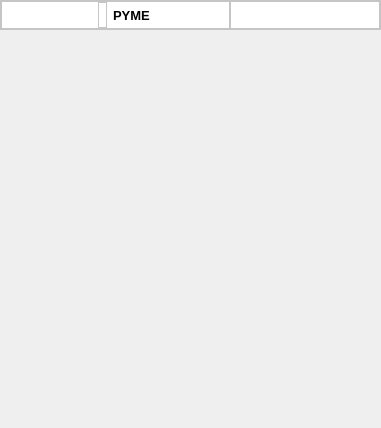
Old version of the form Frontend/add_branch_and_product.ui in the repository XxDdUu/DACS01.
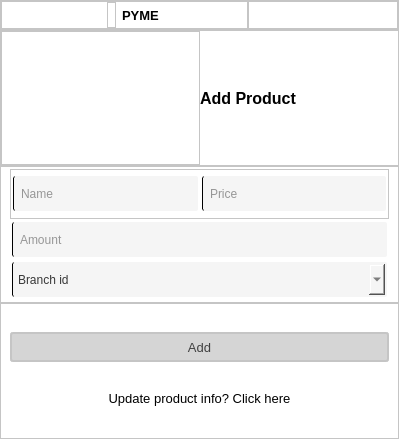
New version of the form. The open tabs and pages were chosen to show the change. Icons and pictures are not drawn. Custom widgets are drawn as their Qt base class.

The edit to the form file:
```diff
--- a/Frontend/add_branch_and_product.ui
+++ b/Frontend/add_branch_and_product.ui
@@ -6,8 +6,8 @@
    <rect>
     <x>0</x>
     <y>0</y>
-    <width>381</width>
-    <height>428</height>
+    <width>399</width>
+    <height>439</height>
    </rect>
   </property>
   <property name="windowTitle">
@@ -767,7 +767,469 @@
        </item>
       </layout>
      </widget>
-     <widget class="QWidget" name="manage_product"/>
+     <widget class="QWidget" name="manage_product">
+      <property name="styleSheet">
+       <string notr="true">#manage_product {
+	background-color: rgb(255, 255, 255);
+}
+QFrame {
+	background-color: rgb(255, 255, 255);
+}</string>
+      </property>
+      <layout class="QVBoxLayout" name="verticalLayout_8">
+       <property name="spacing">
+        <number>0</number>
+       </property>
+       <property name="leftMargin">
+        <number>0</number>
+       </property>
+       <property name="topMargin">
+        <number>0</number>
+       </property>
+       <property name="rightMargin">
+        <number>0</number>
+       </property>
+       <property name="bottomMargin">
+        <number>0</number>
+       </property>
+       <item>
+        <widget class="QFrame" name="main_product_logo_frame">
+         <property name="styleSheet">
+          <string notr="true">#Manage_branch_info_label {
+	font-weight: bold;
+	color: rgb(0, 0, 0);
+	padding: 10px;
+}</string>
+         </property>
+         <property name="frameShape">
+          <enum>QFrame::StyledPanel</enum>
+         </property>
+         <property name="frameShadow">
+          <enum>QFrame::Raised</enum>
+         </property>
+         <layout class="QHBoxLayout" name="horizontalLayout_6">
+          <property name="spacing">
+           <number>0</number>
+          </property>
+          <property name="leftMargin">
+           <number>0</number>
+          </property>
+          <property name="topMargin">
+           <number>0</number>
+          </property>
+          <property name="rightMargin">
+           <number>0</number>
+          </property>
+          <property name="bottomMargin">
+           <number>0</number>
+          </property>
+          <item>
+           <widget class="QFrame" name="main_product_logo_label">
+            <property name="maximumSize">
+             <size>
+              <width>16777215</width>
+              <height>16777201</height>
+             </size>
+            </property>
+            <property name="styleSheet">
+             <string notr="true">#main_branch_logo {
+	background-color: rgb(210, 210, 210);
+	border-radius: 50px;
+}</string>
+            </property>
+            <property name="frameShape">
+             <enum>QFrame::StyledPanel</enum>
+            </property>
+            <property name="frameShadow">
+             <enum>QFrame::Raised</enum>
+            </property>
+            <layout class="QHBoxLayout" name="horizontalLayout_9">
+             <property name="spacing">
+              <number>0</number>
+             </property>
+             <property name="leftMargin">
+              <number>45</number>
+             </property>
+             <property name="topMargin">
+              <number>0</number>
+             </property>
+             <property name="rightMargin">
+              <number>0</number>
+             </property>
+             <property name="bottomMargin">
+              <number>0</number>
+             </property>
+             <item>
+              <widget class="QLabel" name="main_product_logo">
+               <property name="minimumSize">
+                <size>
+                 <width>60</width>
+                 <height>60</height>
+                </size>
+               </property>
+               <property name="maximumSize">
+                <size>
+                 <width>100</width>
+                 <height>100</height>
+                </size>
+               </property>
+               <property name="font">
+                <font>
+                 <pointsize>3</pointsize>
+                </font>
+               </property>
+               <property name="text">
+                <string/>
+               </property>
+               <property name="pixmap">
+                <pixmap resource="View/img/resources.qrc">:/icon/icon/productSales.png</pixmap>
+               </property>
+               <property name="scaledContents">
+                <bool>true</bool>
+               </property>
+              </widget>
+             </item>
+            </layout>
+           </widget>
+          </item>
+          <item>
+           <widget class="QLabel" name="Manage_product_info_label">
+            <property name="maximumSize">
+             <size>
+              <width>211</width>
+              <height>120</height>
+             </size>
+            </property>
+            <property name="font">
+             <font>
+              <pointsize>12</pointsize>
+              <weight>75</weight>
+              <bold>true</bold>
+             </font>
+            </property>
+            <property name="text">
+             <string>Add Product</string>
+            </property>
+            <property name="alignment">
+             <set>Qt::AlignLeading|Qt::AlignLeft|Qt::AlignVCenter</set>
+            </property>
+           </widget>
+          </item>
+         </layout>
+        </widget>
+       </item>
+       <item>
+        <widget class="QFrame" name="product_edit_frame">
+         <property name="minimumSize">
+          <size>
+           <width>0</width>
+           <height>0</height>
+          </size>
+         </property>
+         <property name="styleSheet">
+          <string notr="true">#branch_edit_frame {
+background-color: rgb(255, 255, 255);
+}
+QLineEdit {
+	    color :  rgb(56, 56, 56);
+        background-color:  rgb(245, 245, 245);
+        border: none;
+        border-bottom-style: solid;
+        border-radius: 2px;
+        border-left: 1px solid  rgb(0, 0, 0);
+        margin: 2px;
+        height: 35px;
+        padding-left: 5px;
+}
+QLineEdit:hover {
+		background-color: rgb(220, 220, 220);
+}
+QComboBox {
+	    color :  rgb(56, 56, 56);
+        background-color:  rgb(245, 245, 245);
+        border: none;
+        border-bottom-style: solid;
+        border-radius: 2px;
+        border-left: 1px solid  rgb(0, 0, 0);
+        margin: 2px;
+        height: 35px;
+        padding-left: 5px;
+}
+QComboBox:hover {
+		background-color: rgb(220, 220, 220);
+}
+QComboBox QAbstractItemView {
+    background-color: white;
+    selection-background-color: #4CAF50;
+    selection-color: white;
+    border: 1px solid #ddd;
+}
+
+QComboBox QAbstractItemView::item {
+    padding: 5px;
+    height: 25px;
+}
+QComboBox QAbstractItemView::item:selected {
+    background-color:  rgb(175, 175, 175);
+    color: black;
+}
+
+QComboBox QAbstractItemView::item:hover {
+    background-color: #e0e0e0;
+}</string>
+         </property>
+         <property name="frameShape">
+          <enum>QFrame::StyledPanel</enum>
+         </property>
+         <property name="frameShadow">
+          <enum>QFrame::Raised</enum>
+         </property>
+         <layout class="QVBoxLayout" name="verticalLayout_6">
+          <property name="spacing">
+           <number>0</number>
+          </property>
+          <property name="leftMargin">
+           <number>9</number>
+          </property>
+          <property name="topMargin">
+           <number>0</number>
+          </property>
+          <property name="rightMargin">
+           <number>9</number>
+          </property>
+          <property name="bottomMargin">
+           <number>0</number>
+          </property>
+          <item>
+           <widget class="QLineEdit" name="product_id_line_edit">
+            <property name="sizePolicy">
+             <sizepolicy hsizetype="Expanding" vsizetype="Fixed">
+              <horstretch>0</horstretch>
+              <verstretch>0</verstretch>
+             </sizepolicy>
+            </property>
+            <property name="minimumSize">
+             <size>
+              <width>0</width>
+              <height>0</height>
+             </size>
+            </property>
+            <property name="maximumSize">
+             <size>
+              <width>16777215</width>
+              <height>0</height>
+             </size>
+            </property>
+            <property name="font">
+             <font>
+              <pointsize>9</pointsize>
+             </font>
+            </property>
+            <property name="styleSheet">
+             <string notr="true"/>
+            </property>
+            <property name="placeholderText">
+             <string>Product id</string>
+            </property>
+           </widget>
+          </item>
+          <item>
+           <widget class="QFrame" name="product_name_and_address_frame">
+            <property name="maximumSize">
+             <size>
+              <width>16777215</width>
+              <height>50</height>
+             </size>
+            </property>
+            <property name="frameShape">
+             <enum>QFrame::StyledPanel</enum>
+            </property>
+            <property name="frameShadow">
+             <enum>QFrame::Raised</enum>
+            </property>
+            <layout class="QHBoxLayout" name="horizontalLayout_8">
+             <property name="spacing">
+              <number>0</number>
+             </property>
+             <property name="leftMargin">
+              <number>0</number>
+             </property>
+             <property name="topMargin">
+              <number>0</number>
+             </property>
+             <property name="rightMargin">
+              <number>0</number>
+             </property>
+             <property name="bottomMargin">
+              <number>0</number>
+             </property>
+             <item>
+              <widget class="QLineEdit" name="product_name_line_edit">
+               <property name="maximumSize">
+                <size>
+                 <width>16777215</width>
+                 <height>16777215</height>
+                </size>
+               </property>
+               <property name="font">
+                <font>
+                 <pointsize>9</pointsize>
+                </font>
+               </property>
+               <property name="echoMode">
+                <enum>QLineEdit::Normal</enum>
+               </property>
+               <property name="placeholderText">
+                <string>Name</string>
+               </property>
+              </widget>
+             </item>
+             <item>
+              <widget class="QLineEdit" name="product_price_line_edit">
+               <property name="maximumSize">
+                <size>
+                 <width>16777215</width>
+                 <height>16777215</height>
+                </size>
+               </property>
+               <property name="font">
+                <font>
+                 <pointsize>9</pointsize>
+                </font>
+               </property>
+               <property name="placeholderText">
+                <string>Price</string>
+               </property>
+              </widget>
+             </item>
+            </layout>
+           </widget>
+          </item>
+          <item>
+           <widget class="QLineEdit" name="product_amount_line_edit">
+            <property name="minimumSize">
+             <size>
+              <width>0</width>
+              <height>35</height>
+             </size>
+            </property>
+            <property name="maximumSize">
+             <size>
+              <width>16777215</width>
+              <height>16777215</height>
+             </size>
+            </property>
+            <property name="font">
+             <font>
+              <pointsize>9</pointsize>
+             </font>
+            </property>
+            <property name="echoMode">
+             <enum>QLineEdit::Normal</enum>
+            </property>
+            <property name="placeholderText">
+             <string>Amount</string>
+            </property>
+           </widget>
+          </item>
+          <item>
+           <widget class="QComboBox" name="branch_id_combo_box">
+            <property name="currentText">
+             <string notr="true">Branch id</string>
+            </property>
+            <item>
+             <property name="text">
+              <string>Branch id</string>
+             </property>
+            </item>
+           </widget>
+          </item>
+         </layout>
+        </widget>
+       </item>
+       <item>
+        <widget class="QFrame" name="product_btn_frame">
+         <property name="styleSheet">
+          <string notr="true">#product_btn_frame {
+background-color: rgb(255, 255, 255);
+}
+#product_update_and_add_button {
+	border: 2px solid rgb(197, 197, 197);
+	border-radius: 3px;
+	background-color: rgb(213, 213, 213);
+	color: rgb(65, 65, 65);
+}
+#product_update_and_add_button:hover {
+	border: 2px solid rgb(107, 107, 107);
+}
+#product_update_and_add_button:pressed{
+	border: 2px solid rgb(107, 107, 107);
+	background-color: rgb(144, 144, 144);
+}
+#product_update_and_add_label {
+	color: rgb(0, 0, 0);
+}
+#product_update_and_add_label {
+	color: rgb(0, 0, 0);
+}
+#product_update_and_add_label:hover {
+	color: rgb(126, 126, 126);
+}</string>
+         </property>
+         <property name="frameShape">
+          <enum>QFrame::StyledPanel</enum>
+         </property>
+         <property name="frameShadow">
+          <enum>QFrame::Raised</enum>
+         </property>
+         <layout class="QVBoxLayout" name="verticalLayout_7">
+          <item>
+           <widget class="QPushButton" name="product_update_and_add_button">
+            <property name="minimumSize">
+             <size>
+              <width>0</width>
+              <height>30</height>
+             </size>
+            </property>
+            <property name="font">
+             <font>
+              <pointsize>10</pointsize>
+             </font>
+            </property>
+            <property name="text">
+             <string>Add</string>
+            </property>
+           </widget>
+          </item>
+          <item>
+           <widget class="ClickableLabel" name="product_update_and_add_label">
+            <property name="maximumSize">
+             <size>
+              <width>16777215</width>
+              <height>23</height>
+             </size>
+            </property>
+            <property name="font">
+             <font>
+              <pointsize>10</pointsize>
+             </font>
+            </property>
+            <property name="cursor">
+             <cursorShape>PointingHandCursor</cursorShape>
+            </property>
+            <property name="text">
+             <string>Update product info? Click here</string>
+            </property>
+            <property name="alignment">
+             <set>Qt::AlignCenter</set>
+            </property>
+           </widget>
+          </item>
+         </layout>
+        </widget>
+       </item>
+      </layout>
+     </widget>
     </widget>
    </item>
   </layout>
```
Left out of the diff: 11 changed lines with no effect on the pictures.
